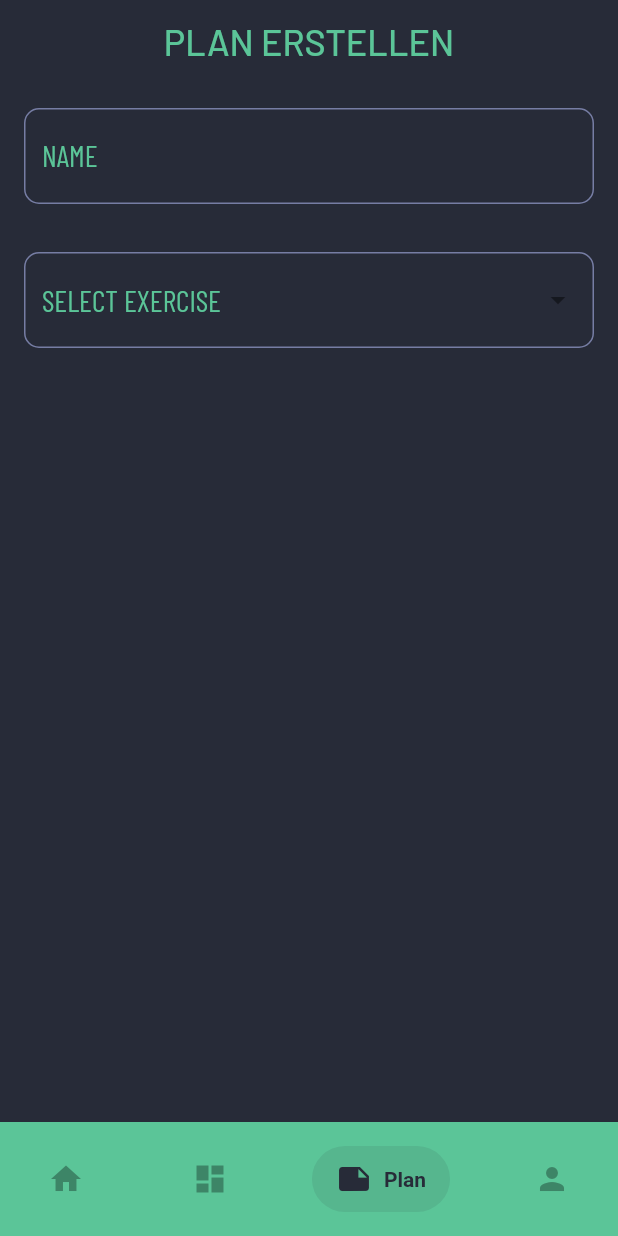
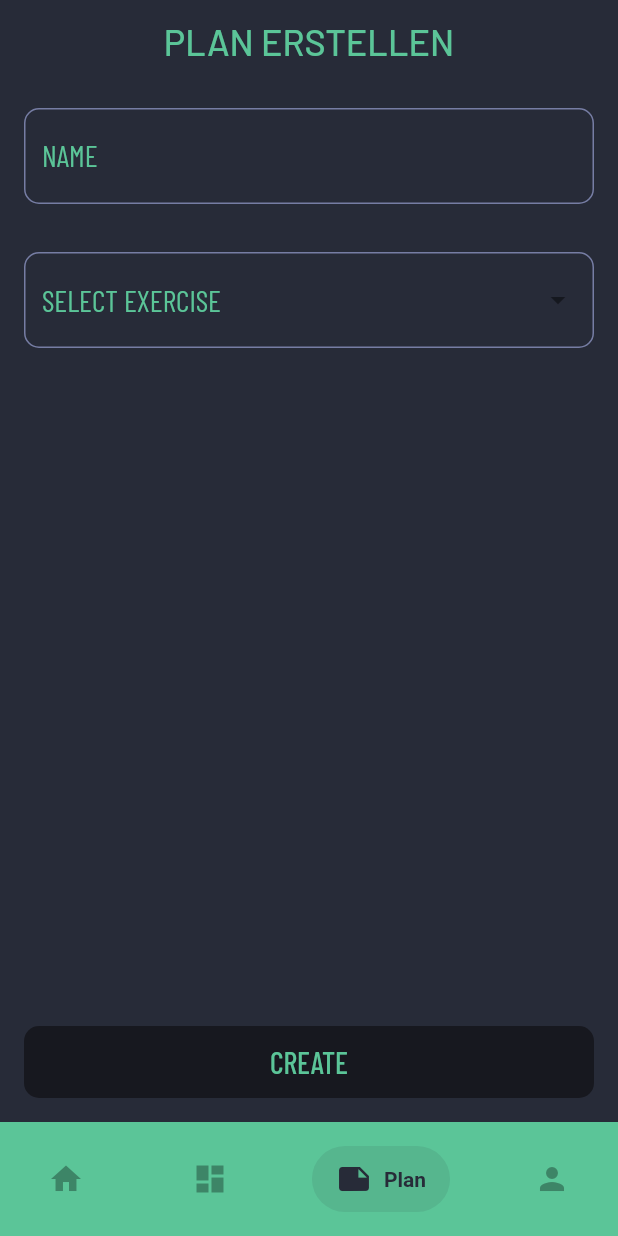
Before and after one commit to dasKamael/gymcompanion, a Flutter app: the CreatePlanPage screen opened by its route, on a phone screen of 412 x 824 dp. Run offline on Flutter 3.47's test engine with Material 2 defaults, Android fonts, the light colour scheme and no system bars; drawn by our look-alikes of dropdown_search, flutter_form_builder, salomon_bottom_bar; our stand-ins replace auto_route, dio, flutter_hooks, flutter_riverpod, freezed_annotation, google_fonts; network calls fail.

Commit message:
create plan page

```diff
--- /dev/null
+++ b/lib/components/default_button.dart
@@ -0,0 +1,28 @@
+import 'package:flutter/material.dart';
+import 'package:gymcompanion/constants/colors.dart';
+import 'package:gymcompanion/constants/consts.dart';
+import 'package:gymcompanion/constants/text_styles.dart';
+
+class DefaultButton extends StatelessWidget {
+  DefaultButton({Key? key, required this.text, required this.onClick}) : super(key: key);
+
+  final String text;
+  final Function onClick;
+
+  @override
+  Widget build(BuildContext context) {
+    return Container(
+      height: ConstValues.defaultButtonHeight,
+      width: MediaQuery.of(context).size.width -
+          (2 * ConstValues.defaultSidePadding), // TODO make it cleaner
+      decoration: BoxDecoration(
+        color: ConstColors.buttonColor,
+        borderRadius: BorderRadius.all(Radius.circular(ConstValues.defaultTextFieldBorderRadius)),
+      ),
+      child: TextButton(
+        onPressed: () => onClick(),
+        child: Text(text, style: ConstTextStyles.textField),
+      ),
+    );
+  }
+}
--- a/lib/constants/colors.dart
+++ b/lib/constants/colors.dart
@@ -5,5 +5,6 @@ class ConstColors {
   static const secondaryColor = Color(0xFF5BC598);
   static const unselected = Color(0xFF3D8567);
   static const textFieldColor = Color(0xFF767DA4);
+  static const buttonColor = Color(0xFF17181F);
   static const warn = Color(0xFFCE4B4B);
 }
--- a/lib/constants/consts.dart
+++ b/lib/constants/consts.dart
@@ -2,4 +2,5 @@ class ConstValues {
   static const String url = '${const String.fromEnvironment('BASE_URL')}/api/v1';
   static const defaultSidePadding = 16.0;
   static const defaultTextFieldBorderRadius = 10.0;
+  static const defaultButtonHeight = 48.0;
 }
--- a/lib/screens/plan/create_plan/create_plan_controller.dart
+++ b/lib/screens/plan/create_plan/create_plan_controller.dart
@@ -15,12 +15,7 @@ final createPlanProvider =
 class CreatePlanController extends StateNotifier<CreatePlanState> {
   CreatePlanController()
       : super(CreatePlanState(
-          exercises: [
-            Exercise(id: 1, name: 'Curl'),
-            Exercise(id: 2, name: 'Lats'),
-            Exercise(id: 3, name: 'Trizeps'),
-            Exercise(id: 4, name: 'Bench press'),
-          ],
+          exercises: [],
           selectedExercises: [],
         )) {
     initCreatePlanPage();
@@ -28,7 +23,6 @@ class CreatePlanController extends StateNotifier<CreatePlanState> {
 
   void initCreatePlanPage() {
     // Get available Exercises
-    state = state.copyWith(exercises: []);
     getExercises();
   }
 
--- a/lib/screens/plan/create_plan/create_plan_page.dart
+++ b/lib/screens/plan/create_plan/create_plan_page.dart
@@ -7,6 +7,7 @@ import 'package:flutter_form_builder/flutter_form_builder.dart';
 
 import 'package:flutter_riverpod/flutter_riverpod.dart';
 import 'package:gymcompanion/components/default_appbar.dart';
+import 'package:gymcompanion/components/default_button.dart';
 import 'package:gymcompanion/constants/colors.dart';
 import 'package:gymcompanion/constants/consts.dart';
 import 'package:gymcompanion/constants/text_styles.dart';
@@ -26,7 +27,9 @@ class CreatePlanPage extends ConsumerWidget {
       color: ConstColors.primaryColor,
       child: Padding(
         padding: const EdgeInsets.symmetric(horizontal: ConstValues.defaultSidePadding),
-        child: SingleChildScrollView(
+        child: Stack(
+          children: [
+            SingleChildScrollView(
               child: Column(
                 children: [
                   DefaultAppBar(title: 'PLAN ERSTELLEN'),
@@ -79,7 +82,8 @@ class CreatePlanPage extends ConsumerWidget {
                                       padding: const EdgeInsets.only(right: 8.0),
                                       child: Text(
                                         'DELETE',
-                                    style: ConstTextStyles.textField.copyWith(color: Colors.white),
+                                        style:
+                                            ConstTextStyles.textField.copyWith(color: Colors.white),
                                       ),
                                     ),
                                   ),
@@ -98,13 +102,19 @@ class CreatePlanPage extends ConsumerWidget {
                           onReorder: (oldIndex, newIndex) => ref
                               .read(createPlanProvider.notifier)
                               .reorderExerciseList(oldIndex, newIndex),
-                    )
+                        ),
                       ],
                     ),
                   ),
                 ],
               ),
             ),
+            Positioned(
+              bottom: 16,
+              child: DefaultButton(text: 'CREATE', onClick: () {}),
+            )
+          ],
+        ),
       ),
     );
   }
```
Lines whose indentation alone changed are shown as unchanged.
